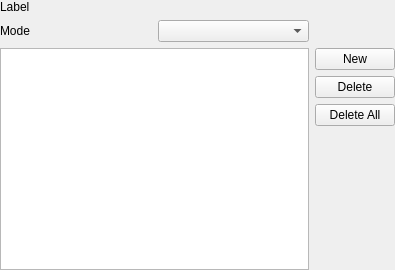
First picture: the form in Qt/Components/Resources/UI/pqKeyFrameEditor.ui, repository wildmichael/ParaView3-enhancements-old, before the edit.
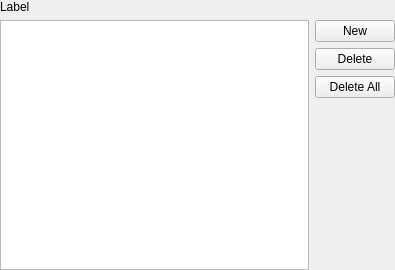
Second picture: the form after the edit.

Commit message:
ENH: Taking a pass at making the path-based camera animation easier to use. Replacing the pqCameraWidget with the pqCameraKeyFrameWidget which has a cleaner interface and devoid of the auto-disappearing-widget issue.
ENH: Adding 3 modes for camera animation track -orbit/path/interpolated camera.
This makes it easier (and more explicit) to define an orbit.

```diff
--- a/Qt/Components/Resources/UI/pqKeyFrameEditor.ui
+++ b/Qt/Components/Resources/UI/pqKeyFrameEditor.ui
@@ -31,28 +31,45 @@
    <property name="verticalSpacing" >
     <number>6</number>
    </property>
-   <item row="2" column="1" >
+   <item row="0" column="0" colspan="2" >
+    <widget class="QLabel" name="label" >
+     <property name="text" >
+      <string>Label</string>
+     </property>
+    </widget>
+   </item>
+   <item rowspan="4" row="1" column="0" >
+    <widget class="QTableView" name="tableView" >
+     <property name="selectionMode" >
+      <enum>QAbstractItemView::SingleSelection</enum>
+     </property>
+     <property name="selectionBehavior" >
+      <enum>QAbstractItemView::SelectRows</enum>
+     </property>
+    </widget>
+   </item>
+   <item row="1" column="1" >
     <widget class="QPushButton" name="pbNew" >
      <property name="text" >
       <string>New</string>
      </property>
     </widget>
    </item>
-   <item row="3" column="1" >
+   <item row="2" column="1" >
     <widget class="QPushButton" name="pbDelete" >
      <property name="text" >
       <string>Delete</string>
      </property>
     </widget>
    </item>
-   <item row="4" column="1" >
+   <item row="3" column="1" >
     <widget class="QPushButton" name="pbDeleteAll" >
      <property name="text" >
       <string>Delete All</string>
      </property>
     </widget>
    </item>
-   <item row="5" column="1" >
+   <item row="4" column="1" >
     <spacer>
      <property name="orientation" >
       <enum>Qt::Vertical</enum>
@@ -65,37 +82,6 @@
      </property>
     </spacer>
    </item>
-   <item row="0" column="0" colspan="2" >
-    <widget class="QLabel" name="label" >
-     <property name="text" >
-      <string>Label</string>
-     </property>
-    </widget>
-   </item>
-   <item rowspan="4" row="2" column="0" >
-    <widget class="QTableView" name="tableView" >
-     <property name="selectionMode" >
-      <enum>QAbstractItemView::SingleSelection</enum>
-     </property>
-     <property name="selectionBehavior" >
-      <enum>QAbstractItemView::SelectRows</enum>
-     </property>
-    </widget>
-   </item>
-   <item row="1" column="0" >
-    <layout class="QHBoxLayout" >
-     <item>
-      <widget class="QLabel" name="lblMode" >
-       <property name="text" >
-        <string>Mode</string>
-       </property>
-      </widget>
-     </item>
-     <item>
-      <widget class="QComboBox" name="cbMode" />
-     </item>
-    </layout>
-   </item>
   </layout>
  </widget>
  <resources/>
```
The commit also changes 15 other files.
